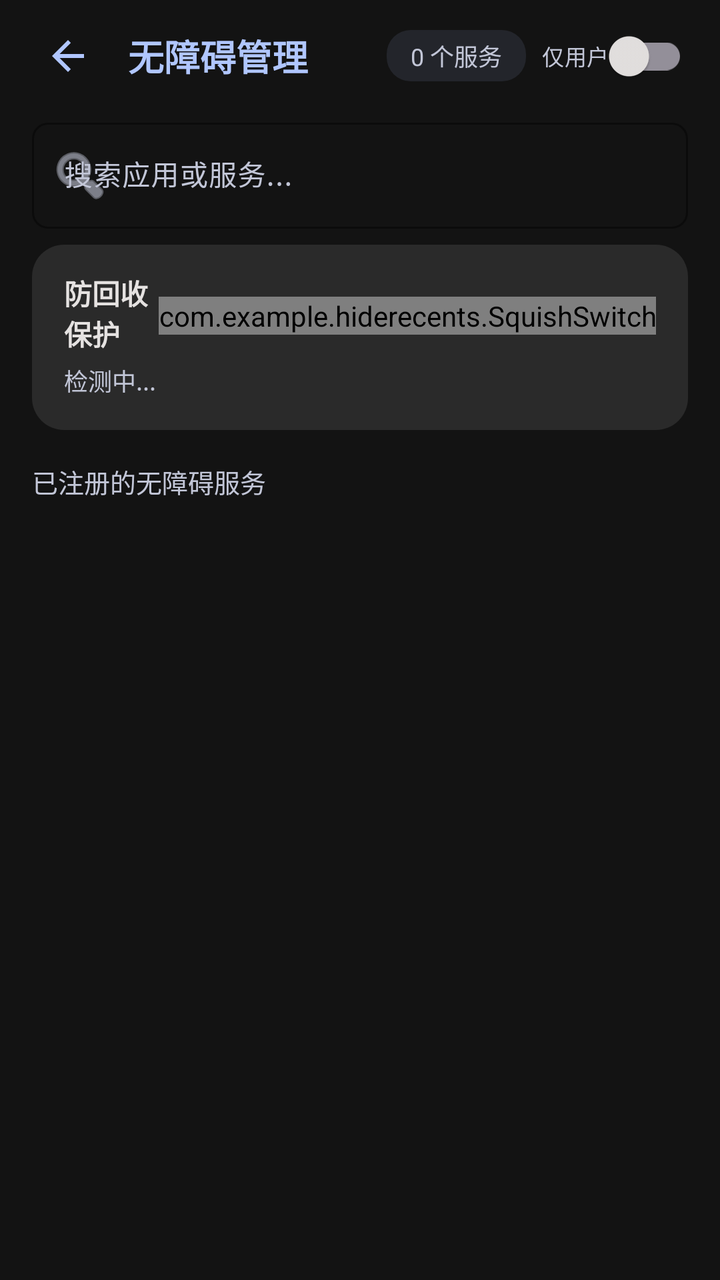
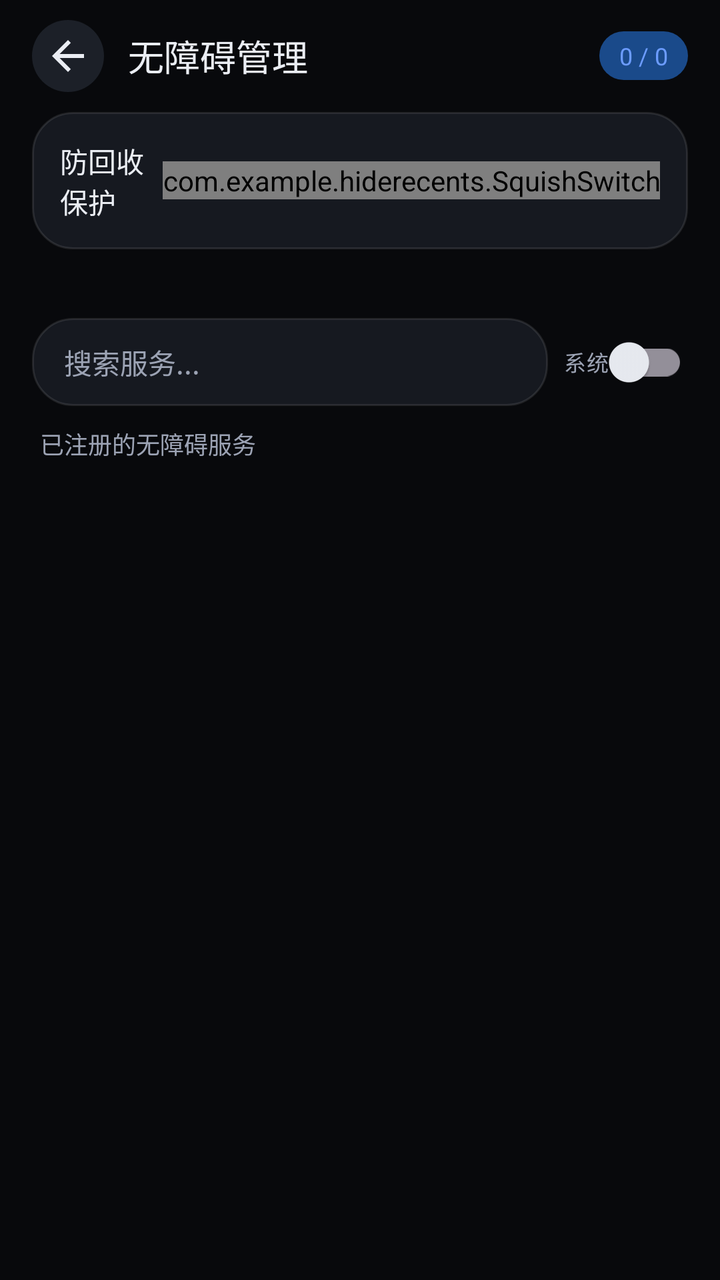

Before-and-after screenshots of an Android layout around one commit, followed by the original layout XML and the change that was made.
<!-- AndroidManifest.xml: application theme Theme.HideRecents -->
<!-- res/layout/activity_accessibility_manage.xml -->
<?xml version="1.0" encoding="utf-8"?>
<LinearLayout xmlns:android="http://schemas.android.com/apk/res/android"
    xmlns:app="http://schemas.android.com/apk/res-auto"
    android:layout_width="match_parent"
    android:layout_height="match_parent"
    android:orientation="vertical"
    android:background="@color/background">

    
    <LinearLayout
        android:layout_width="match_parent"
        android:layout_height="56dp"
        android:orientation="horizontal"
        android:gravity="center_vertical"
        android:paddingHorizontal="16dp">

        <ImageView
            android:id="@+id/btnBack"
            android:layout_width="36dp"
            android:layout_height="36dp"
            android:src="@drawable/ic_back"
            android:contentDescription="back"
            android:padding="6dp"
            app:tint="@color/primary" />

        <TextView
            android:layout_width="0dp"
            android:layout_height="wrap_content"
            android:layout_weight="1"
            android:text="无障碍管理"
            android:textSize="18sp"
            android:textColor="@color/primary"
            android:textStyle="bold"
            android:layout_marginStart="12dp" />

        <TextView
            android:id="@+id/tvAccessCount"
            android:layout_width="wrap_content"
            android:layout_height="wrap_content"
            android:text="0 个服务"
            android:textSize="12sp"
            android:textColor="@color/on_surface_variant"
            android:background="@drawable/bg_status_chip"
            android:paddingHorizontal="12dp"
            android:paddingVertical="4dp"
            android:layout_marginEnd="8dp" />

        <com.google.android.material.switchmaterial.SwitchMaterial
            android:id="@+id/switchHideSystem"
            android:layout_width="wrap_content"
            android:layout_height="wrap_content"
            android:text="仅用户"
            android:textSize="11sp"
            android:textColor="@color/on_surface_variant"
            android:checked="false" />
    </LinearLayout>

    
    <com.google.android.material.textfield.TextInputLayout
        android:id="@+id/searchLayout"
        android:layout_width="match_parent"
        android:layout_height="wrap_content"
        android:paddingHorizontal="16dp"
        android:paddingBottom="8dp"
        app:boxBackgroundMode="outline"
        app:boxCornerRadiusTopStart="8dp"
        app:boxCornerRadiusTopEnd="8dp"
        app:boxCornerRadiusBottomStart="8dp"
        app:boxCornerRadiusBottomEnd="8dp"
        app:boxStrokeColor="@color/outline_variant"
        app:startIconDrawable="@android:drawable/ic_menu_search">

        <com.google.android.material.textfield.TextInputEditText
            android:id="@+id/etSearch"
            android:layout_width="match_parent"
            android:layout_height="wrap_content"
            android:hint="搜索应用或服务..."
            android:textSize="14sp"
            android:inputType="text" />
    </com.google.android.material.textfield.TextInputLayout>

    
    <LinearLayout
        android:layout_width="match_parent"
        android:layout_height="wrap_content"
        android:orientation="vertical"
        android:background="@drawable/bg_toolbox_panel"
        android:layout_marginHorizontal="16dp"
        android:layout_marginBottom="8dp"
        android:padding="16dp">

        <LinearLayout
            android:layout_width="match_parent"
            android:layout_height="wrap_content"
            android:orientation="horizontal"
            android:gravity="center_vertical"
            android:minHeight="32dp">

            <TextView
                android:layout_width="0dp"
                android:layout_height="wrap_content"
                android:layout_weight="1"
                android:layout_gravity="center_vertical"
                android:layout_marginTop="-2dp"
                android:text="防回收保护"
                android:textSize="14sp"
                android:textColor="@color/on_surface"
                android:textStyle="bold" />

            <com.example.hiderecents.SquishSwitch
                android:id="@+id/switchAutoProtect"
                android:layout_width="wrap_content"
                android:layout_height="wrap_content" />
        </LinearLayout>

        <TextView
            android:id="@+id/tvProtectStatus"
            android:layout_width="wrap_content"
            android:layout_height="wrap_content"
            android:text="检测中..."
            android:textSize="12sp"
            android:textColor="@color/on_surface_variant"
            android:layout_marginTop="4dp" />
    </LinearLayout>

    
    <TextView
        android:id="@+id/tvListHeader"
        android:layout_width="match_parent"
        android:layout_height="wrap_content"
        android:text="已注册的无障碍服务"
        android:textSize="13sp"
        android:textColor="@color/on_surface_variant"
        android:paddingHorizontal="16dp"
        android:paddingVertical="8dp" />

    
    <androidx.recyclerview.widget.RecyclerView
        android:id="@+id/recyclerView"
        android:layout_width="match_parent"
        android:layout_height="match_parent"
        android:clipToPadding="false"
        android:paddingBottom="16dp" />
</LinearLayout>
<!-- resources referenced by this layout -->
<resources>
  <color name="background">#FF131313</color>
  <color name="on_surface">#FFE5E2E1</color>
  <color name="on_surface_variant">#FFC2C6D7</color>
  <color name="outline_variant">#FF424655</color>
  <color name="primary">#FFB0C6FF</color>
  <!-- drawable bg_status_chip (drawable) -->
  <?xml version="1.0" encoding="utf-8"?>
  <shape xmlns:android="http://schemas.android.com/apk/res/android">
      <solid android:color="#1AB0C6FF" />
      <corners android:radius="12dp" />
  </shape>
  <!-- drawable bg_toolbox_panel (drawable) -->
  <?xml version="1.0" encoding="utf-8"?>
  <shape xmlns:android="http://schemas.android.com/apk/res/android">
      <solid android:color="#FF2A2A2A" />
      <corners android:radius="16dp" />
  </shape>
  <!-- drawable ic_back (drawable) -->
  <vector xmlns:android="http://schemas.android.com/apk/res/android"
      android:width="24dp"
      android:height="24dp"
      android:viewportWidth="24"
      android:viewportHeight="24"
      android:tint="?attr/colorControlNormal">
      <path
          android:fillColor="@android:color/white"
          android:pathData="M20,11H7.83l5.59,-5.59L12,4l-8,8 8,8 1.41,-1.41L7.83,13H20v-2z"/>
  </vector>
  <style name="Theme.HideRecents" parent="Theme.Material3.Dark.NoActionBar">
          <item name="colorPrimary">@color/primary</item>
          <item name="colorOnPrimary">@color/on_primary</item>
          <item name="colorPrimaryContainer">@color/primary_container</item>
          <item name="colorOnPrimaryContainer">@color/on_surface</item>
          <item name="colorSecondary">@color/secondary</item>
          <item name="colorOnSecondary">@color/on_secondary</item>
          <item name="colorSecondaryContainer">@color/secondary_container</item>
          <item name="colorOnSecondaryContainer">@color/on_secondary_container</item>
          <item name="android:colorBackground">@color/background</item>
          <item name="colorOnBackground">@color/on_surface</item>
          <item name="colorSurface">@color/surface</item>
          <item name="colorOnSurface">@color/on_surface</item>
          <item name="colorSurfaceVariant">@color/surface_variant</item>
          <item name="colorOnSurfaceVariant">@color/on_surface_variant</item>
          <item name="colorError">@color/error</item>
          <item name="colorOnError">@color/on_error</item>
          <item name="android:statusBarColor">@color/background</item>
          <item name="android:navigationBarColor">@color/background</item>
          <item name="android:windowLightStatusBar">false</item>
      </style>
  <color name="on_primary">#FF002D6E</color>
  <color name="primary_container">#FF558DFF</color>
  <color name="secondary">#FFBDF4FF</color>
  <color name="on_secondary">#FF00363D</color>
  <color name="secondary_container">#FF00E3FD</color>
  <color name="on_secondary_container">#FF00616D</color>
  <color name="surface">#FF131313</color>
  <color name="surface_variant">#FF353535</color>
  <color name="error">#FFFFB4AB</color>
  <color name="on_error">#FF690005</color>
</resources>

<!-- the commit's change to res/layout/activity_accessibility_manage.xml (unified diff, before → after) -->
@@ -19,9 +19,9 @@
             android:layout_width="36dp"
             android:layout_height="36dp"
             android:src="@drawable/ic_back"
-            android:contentDescription="back"
             android:padding="6dp"
-            app:tint="@color/primary" />
+            android:background="@drawable/bg_icon_circle"
+            app:tint="@color/on_surface" />
 
         <TextView
             android:layout_width="0dp"
@@ -29,116 +29,106 @@
             android:layout_weight="1"
             android:text="无障碍管理"
             android:textSize="18sp"
-            android:textColor="@color/primary"
-            android:textStyle="bold"
+            android:textColor="@color/on_surface"
+            android:fontFamily="sans-serif-medium"
             android:layout_marginStart="12dp" />
 
         <TextView
             android:id="@+id/tvAccessCount"
             android:layout_width="wrap_content"
             android:layout_height="wrap_content"
-            android:text="0 个服务"
+            android:text="0 / 0"
             android:textSize="12sp"
-            android:textColor="@color/on_surface_variant"
-            android:background="@drawable/bg_status_chip"
-            android:paddingHorizontal="12dp"
-            android:paddingVertical="4dp"
-            android:layout_marginEnd="8dp" />
+            android:textColor="@color/primary"
+            android:background="@drawable/bg_pill_primary"
+            android:paddingHorizontal="10dp"
+            android:paddingVertical="4dp" />
+    </LinearLayout>
+
+    
+    <LinearLayout
+        android:layout_width="match_parent"
+        android:layout_height="wrap_content"
+        android:orientation="horizontal"
+        android:gravity="center_vertical"
+        android:background="@drawable/bg_glass_card"
+        android:padding="14dp"
+        android:layout_marginHorizontal="16dp"
+        android:layout_marginBottom="8dp">
+
+        <TextView
+            android:layout_width="0dp"
+            android:layout_height="wrap_content"
+            android:layout_weight="1"
+            android:text="防回收保护"
+            android:textSize="14sp"
+            android:textColor="@color/on_surface" />
+
+        <com.example.hiderecents.SquishSwitch
+            android:id="@+id/switchAutoProtect"
+            android:layout_width="wrap_content"
+            android:layout_height="wrap_content" />
+    </LinearLayout>
+
+    <TextView
+        android:id="@+id/tvProtectStatus"
+        android:layout_width="match_parent"
+        android:layout_height="wrap_content"
+        android:text=""
+        android:textSize="12sp"
+        android:textColor="@color/on_surface_variant"
+        android:paddingHorizontal="20dp"
+        android:layout_marginBottom="8dp" />
+
+    
+    <LinearLayout
+        android:layout_width="match_parent"
+        android:layout_height="wrap_content"
+        android:orientation="horizontal"
+        android:gravity="center_vertical"
+        android:paddingHorizontal="16dp"
+        android:layout_marginBottom="8dp">
+
+        <com.google.android.material.textfield.TextInputEditText
+            android:id="@+id/etSearch"
+            android:layout_width="0dp"
+            android:layout_height="44dp"
+            android:layout_weight="1"
+            android:hint="搜索服务..."
+            android:textSize="14sp"
+            android:textColor="@color/on_surface"
+            android:textColorHint="@color/on_surface_variant"
+            android:background="@drawable/bg_glass_card"
+            android:paddingHorizontal="16dp"
+            android:singleLine="true" />
 
         <com.google.android.material.switchmaterial.SwitchMaterial
             android:id="@+id/switchHideSystem"
             android:layout_width="wrap_content"
             android:layout_height="wrap_content"
-            android:text="仅用户"
+            android:text="系统"
             android:textSize="11sp"
             android:textColor="@color/on_surface_variant"
-            android:checked="false" />
+            android:layout_marginStart="8dp" />
     </LinearLayout>
 
-    
-    <com.google.android.material.textfield.TextInputLayout
-        android:id="@+id/searchLayout"
-        android:layout_width="match_parent"
-        android:layout_height="wrap_content"
-        android:paddingHorizontal="16dp"
-        android:paddingBottom="8dp"
-        app:boxBackgroundMode="outline"
-        app:boxCornerRadiusTopStart="8dp"
-        app:boxCornerRadiusTopEnd="8dp"
-        app:boxCornerRadiusBottomStart="8dp"
-        app:boxCornerRadiusBottomEnd="8dp"
-        app:boxStrokeColor="@color/outline_variant"
-        app:startIconDrawable="@android:drawable/ic_menu_search">
-
-        <com.google.android.material.textfield.TextInputEditText
-            android:id="@+id/etSearch"
-            android:layout_width="match_parent"
-            android:layout_height="wrap_content"
-            android:hint="搜索应用或服务..."
-            android:textSize="14sp"
-            android:inputType="text" />
-    </com.google.android.material.textfield.TextInputLayout>
-
-    
-    <LinearLayout
-        android:layout_width="match_parent"
-        android:layout_height="wrap_content"
-        android:orientation="vertical"
-        android:background="@drawable/bg_toolbox_panel"
-        android:layout_marginHorizontal="16dp"
-        android:layout_marginBottom="8dp"
-        android:padding="16dp">
-
-        <LinearLayout
-            android:layout_width="match_parent"
-            android:layout_height="wrap_content"
-            android:orientation="horizontal"
-            android:gravity="center_vertical"
-            android:minHeight="32dp">
-
-            <TextView
-                android:layout_width="0dp"
-                android:layout_height="wrap_content"
-                android:layout_weight="1"
-                android:layout_gravity="center_vertical"
-                android:layout_marginTop="-2dp"
-                android:text="防回收保护"
-                android:textSize="14sp"
-                android:textColor="@color/on_surface"
-                android:textStyle="bold" />
-
-            <com.example.hiderecents.SquishSwitch
-                android:id="@+id/switchAutoProtect"
-                android:layout_width="wrap_content"
-                android:layout_height="wrap_content" />
-        </LinearLayout>
-
-        <TextView
-            android:id="@+id/tvProtectStatus"
-            android:layout_width="wrap_content"
-            android:layout_height="wrap_content"
-            android:text="检测中..."
-            android:textSize="12sp"
-            android:textColor="@color/on_surface_variant"
-            android:layout_marginTop="4dp" />
-    </LinearLayout>
-
-    
     <TextView
         android:id="@+id/tvListHeader"
-        android:layout_width="match_parent"
+        android:layout_width="wrap_content"
         android:layout_height="wrap_content"
         android:text="已注册的无障碍服务"
-        android:textSize="13sp"
+        android:textSize="12sp"
         android:textColor="@color/on_surface_variant"
-        android:paddingHorizontal="16dp"
-        android:paddingVertical="8dp" />
+        android:paddingHorizontal="20dp"
+        android:layout_marginBottom="4dp" />
 
     
     <androidx.recyclerview.widget.RecyclerView
         android:id="@+id/recyclerView"
         android:layout_width="match_parent"
-        android:layout_height="match_parent"
+        android:layout_height="0dp"
+        android:layout_weight="1"
         android:clipToPadding="false"
-        android:paddingBottom="16dp" />
+        android:paddingHorizontal="12dp"
+        android:paddingBottom="24dp" />
 </LinearLayout>
<!-- resource entries referenced after the edit -->
@@ -1,21 +1,39 @@
 <!-- resources referenced by this layout -->
 <resources>
-  <color name="background">#FF131313</color>
-  <color name="on_surface">#FFE5E2E1</color>
-  <color name="on_surface_variant">#FFC2C6D7</color>
-  <color name="outline_variant">#FF424655</color>
-  <color name="primary">#FFB0C6FF</color>
-  <!-- drawable bg_status_chip (drawable) -->
+  <color name="background">#FF08090C</color>
+  <color name="on_surface">#FFEAEDF3</color>
+  <color name="on_surface_variant">#FF9CA3B4</color>
+  <color name="primary">#FF6C9CFF</color>
+  <!-- drawable bg_glass_card (drawable) -->
   <?xml version="1.0" encoding="utf-8"?>
-  <shape xmlns:android="http://schemas.android.com/apk/res/android">
-      <solid android:color="#1AB0C6FF" />
-      <corners android:radius="12dp" />
+  <shape xmlns:android="http://schemas.android.com/apk/res/android"
+      android:shape="rectangle">
+      <solid android:color="@color/surface_container" />
+      <corners android:radius="20dp" />
+      <stroke
+          android:width="1dp"
+          android:color="@color/glass_border" />
   </shape>
-  <!-- drawable bg_toolbox_panel (drawable) -->
+  <!-- drawable bg_icon_circle (drawable) -->
   <?xml version="1.0" encoding="utf-8"?>
-  <shape xmlns:android="http://schemas.android.com/apk/res/android">
-      <solid android:color="#FF2A2A2A" />
-      <corners android:radius="16dp" />
+  <shape xmlns:android="http://schemas.android.com/apk/res/android"
+      android:shape="oval">
+      <solid android:color="@color/surface_container_high" />
+      <size
+          android:width="40dp"
+          android:height="40dp" />
+  </shape>
+  <!-- drawable bg_pill_primary (drawable) -->
+  <?xml version="1.0" encoding="utf-8"?>
+  <shape xmlns:android="http://schemas.android.com/apk/res/android"
+      android:shape="rectangle">
+      <solid android:color="@color/primary_container" />
+      <corners android:radius="100dp" />
+      <padding
+          android:left="12dp"
+          android:top="4dp"
+          android:right="12dp"
+          android:bottom="4dp" />
   </shape>
   <!-- drawable ic_back (drawable) -->
   <vector xmlns:android="http://schemas.android.com/apk/res/android"
@@ -32,7 +50,7 @@
           <item name="colorPrimary">@color/primary</item>
           <item name="colorOnPrimary">@color/on_primary</item>
           <item name="colorPrimaryContainer">@color/primary_container</item>
-          <item name="colorOnPrimaryContainer">@color/on_surface</item>
+          <item name="colorOnPrimaryContainer">@color/on_primary_container</item>
           <item name="colorSecondary">@color/secondary</item>
           <item name="colorOnSecondary">@color/on_secondary</item>
           <item name="colorSecondaryContainer">@color/secondary_container</item>
@@ -49,15 +67,19 @@
           <item name="android:navigationBarColor">@color/background</item>
           <item name="android:windowLightStatusBar">false</item>
       </style>
-  <color name="on_primary">#FF002D6E</color>
-  <color name="primary_container">#FF558DFF</color>
-  <color name="secondary">#FFBDF4FF</color>
-  <color name="on_secondary">#FF00363D</color>
-  <color name="secondary_container">#FF00E3FD</color>
-  <color name="on_secondary_container">#FF00616D</color>
-  <color name="surface">#FF131313</color>
-  <color name="surface_variant">#FF353535</color>
-  <color name="error">#FFFFB4AB</color>
+  <color name="surface_container">#FF161920</color>
+  <color name="glass_border">#1AFFFFFF</color>
+  <color name="surface_container_high">#FF1C2028</color>
+  <color name="on_primary">#FF002E6B</color>
+  <color name="on_primary_container">#FFA8CBFF</color>
+  <color name="primary_container">#FF1A4A8A</color>
+  <color name="secondary">#FF4DD8D0</color>
+  <color name="on_secondary">#FF003735</color>
+  <color name="secondary_container">#FF1A4F4C</color>
+  <color name="on_secondary_container">#FF7FF5EC</color>
+  <color name="surface">#FF08090C</color>
+  <color name="surface_variant">#FF242830</color>
+  <color name="error">#FFFF6B6B</color>
   <color name="on_error">#FF690005</color>
 </resources>
 
